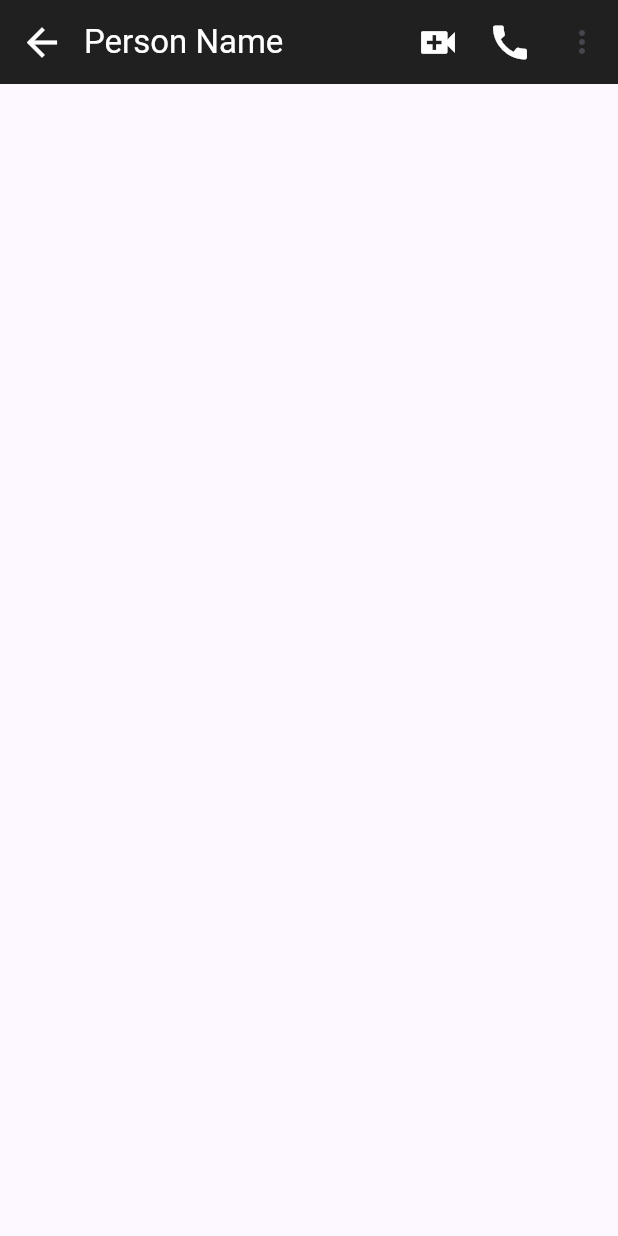
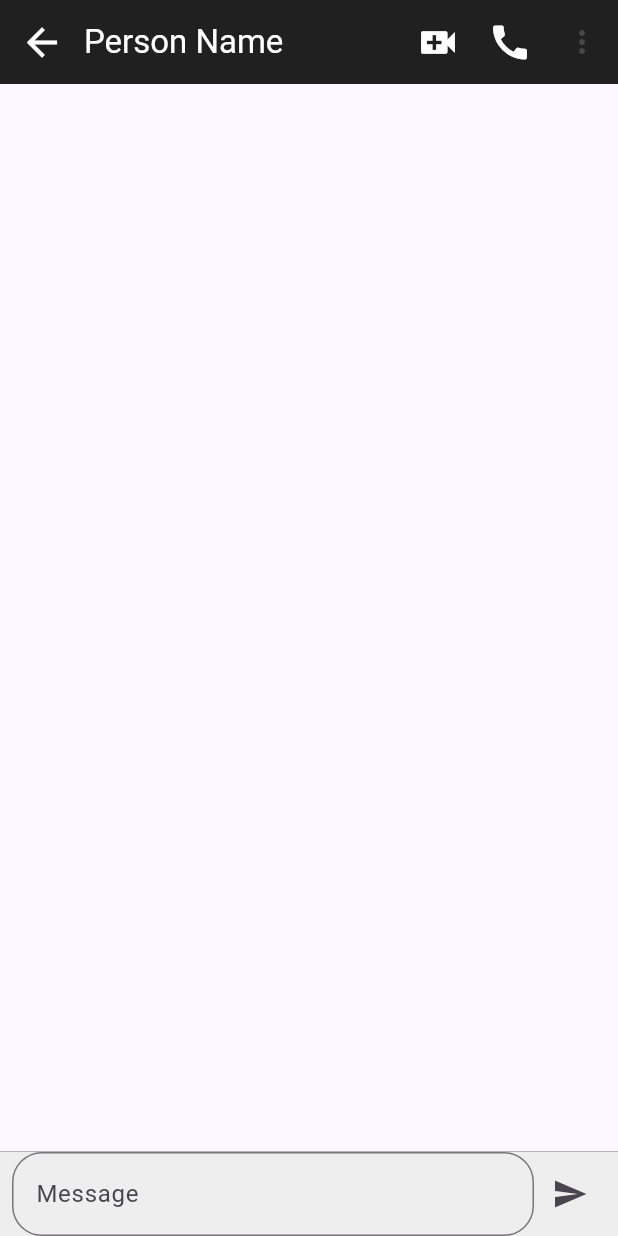
Before and after one commit to SanduSenarathne/demo_app, a Flutter app: the ChatInfo screen opened directly, on a phone screen of 412 x 824 dp. Run offline on Flutter 3.47's test engine with Material 2 defaults, Android fonts, the phone set to English and light mode, and no system bars; our stand-ins replace get.

Commit message:
create a simple text field

```diff
--- a/lib/View/chat_info.dart
+++ b/lib/View/chat_info.dart
@@ -160,6 +160,45 @@ class ChatInfo extends StatelessWidget {
           ),
         ],
       ),
+      body: Column(children: [
+        Expanded(
+          child: Container(
+              //Chat message code
+              ),
+        ),
+        Container(
+          decoration: BoxDecoration(
+            color: Colors.grey[200],
+            border: Border(
+              top: BorderSide(
+                color: Colors.grey,
+                width: 0.5,
+              ),
+            ),
+          ),
+          padding: EdgeInsets.symmetric(horizontal: 8.0),
+          child: Row(
+            children: [
+              Expanded(
+                child: TextField(
+                  decoration: InputDecoration(
+                    hintText: 'Message',
+                    border: OutlineInputBorder(
+                      borderRadius: BorderRadius.circular(20.0),
+                    ),
+                  ),
+                ),
+              ),
+              IconButton(
+                icon: Icon(Icons.send),
+                onPressed: () {
+                  //handle send button function
+                },
+              ),
+            ],
+          ),
+        )
+      ]),
     );
   }
 }
```
